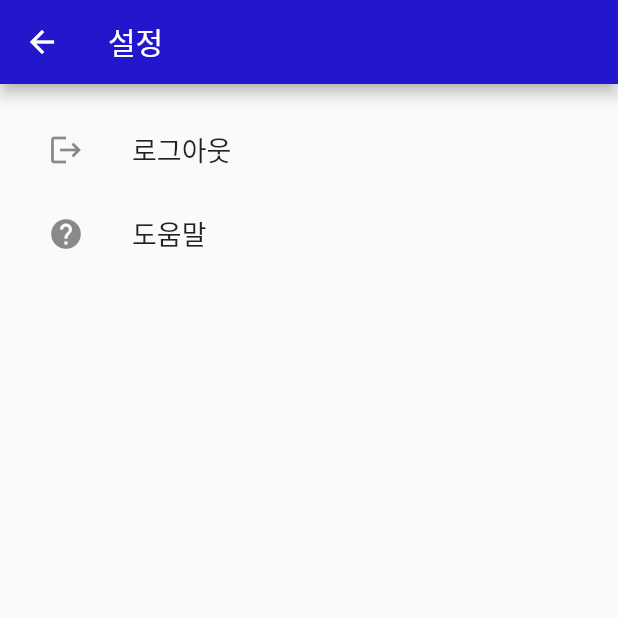
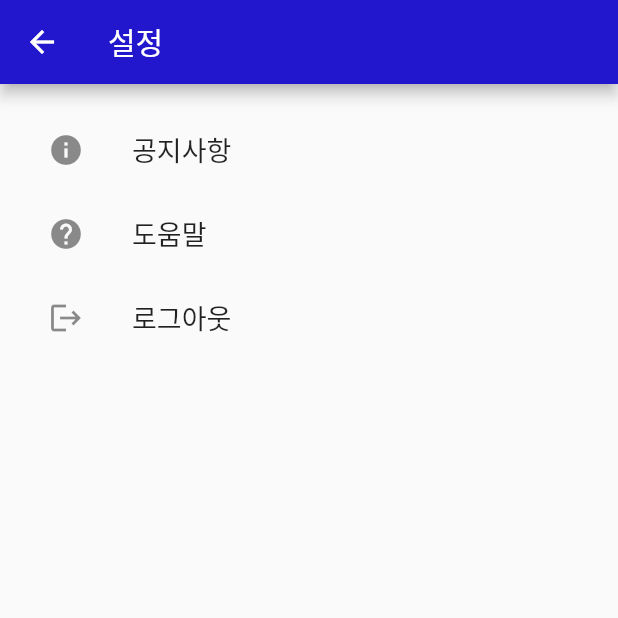
Before and after one commit to Psyail/-, a Flutter app: the SettingPage screen opened directly, on a phone screen of 412 x 824 dp, the top half of it. Run offline on Flutter 3.47's test engine with Material 2 defaults, Android fonts, the phone set to English and light mode, and no system bars; our stand-ins replace cloud_firestore, firebase_auth, firebase_core, table_calendar; accounts and stored records are empty.

Commit message:
공지추가, 순서변경

```diff
--- a/lib/setting.dart
+++ b/lib/setting.dart
@@ -35,6 +35,37 @@ class SettingPage extends StatelessWidget {
       body: ListView(
         padding: EdgeInsets.all(16.0),
         children: [
+          ListTile(
+            leading: Icon(Icons.info),
+            title: Text(
+              '공지사항',
+              style: TextStyle(
+                fontSize: 18.0,
+              ),
+            ),
+            onTap: () {
+              Navigator.push(
+                context,
+                MaterialPageRoute(builder: (context) => Notice()),
+              );
+            },
+          ),
+          ListTile(
+            leading: Icon(Icons.help),
+            title: Text(
+              '도움말',
+              style: TextStyle(
+                fontSize: 18.0,
+                // fontWeight: FontWeight.bold,
+              ),
+            ),
+            onTap: () {
+              Navigator.push(
+                context,
+                MaterialPageRoute(builder: (context) => HelpPage()),
+              );
+            },
+          ),
           ListTile(
             leading: Icon(Icons.logout),
             title: Text(
@@ -85,22 +116,6 @@ class SettingPage extends StatelessWidget {
               );
             },
           ),
-          ListTile(
-            leading: Icon(Icons.help),
-            title: Text(
-              '도움말',
-              style: TextStyle(
-                fontSize: 18.0,
-                // fontWeight: FontWeight.bold,
-              ),
-            ),
-            onTap: () {
-              Navigator.push(
-                context,
-                MaterialPageRoute(builder: (context) => HelpPage()),
-              );
-            },
-          )
         ],
       ),
     );
```
Also changed, not shown: lib/help_page.dart (+36 -0 lines).
